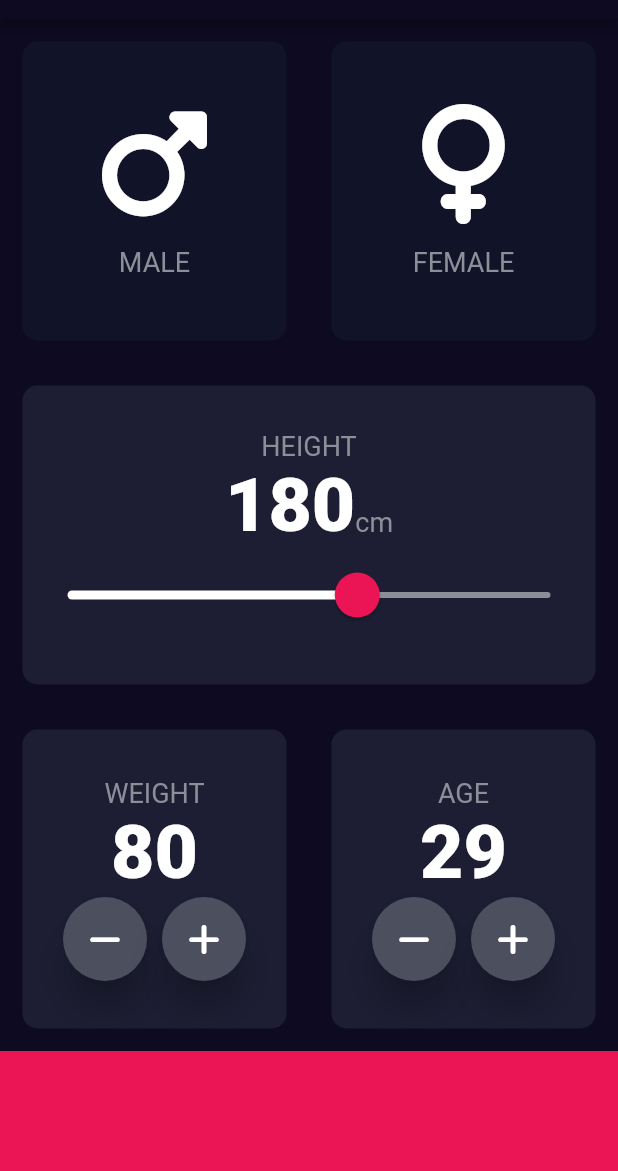
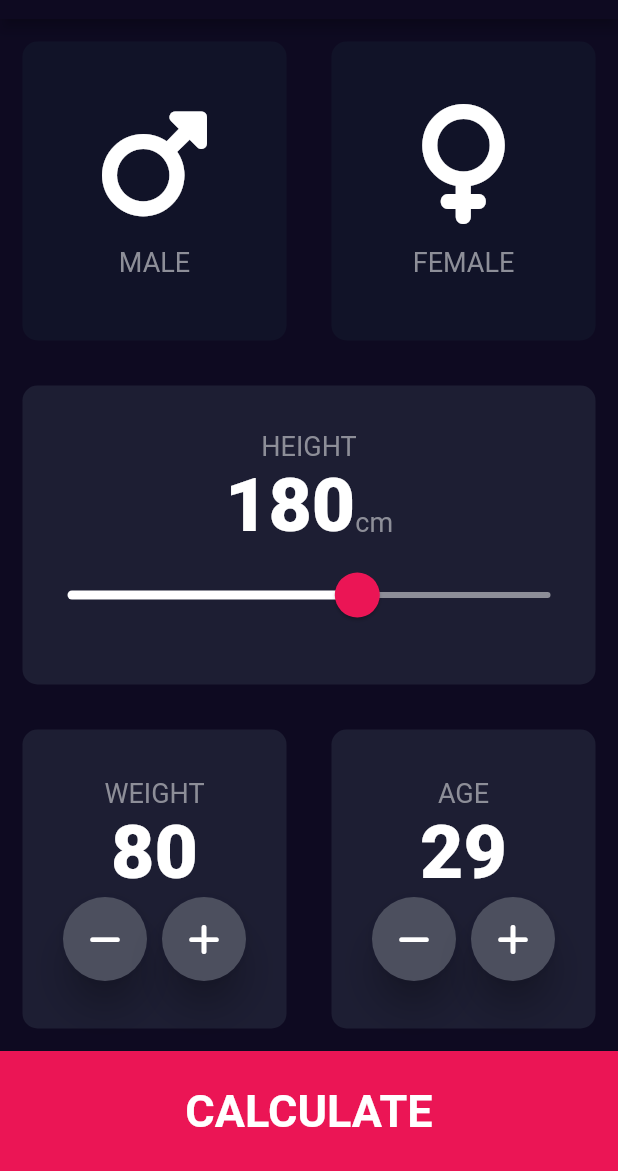
Before and after one commit to ginoliza/flutter_bmi_calculator, a Flutter app: the screen it shows after launch, on a phone screen of 412 x 824 dp, the part 65-1236 px from its top. Run offline on Flutter 3.47's test engine with Material 2 defaults, Android fonts, the phone set to English and light mode, and no system bars; our stand-ins replace font_awesome_flutter.

```diff
--- a/lib/input_page.dart
+++ b/lib/input_page.dart
@@ -3,6 +3,7 @@ import 'package:font_awesome_flutter/font_awesome_flutter.dart';
 import 'icon_content.dart';
 import 'reusable_card.dart';
 import 'constants.dart';
+import 'results_page.dart';
 
 enum Gender { male, female }
 
@@ -207,9 +208,26 @@ class _InputPageState extends State<InputPage> {
               ],
             ),
           ),
-          Container(
-            height: kBottomContainerHeight,
-            color: kBottomContainerColour,
+          GestureDetector(
+            onTap: () {
+              Navigator.push(
+                context,
+                MaterialPageRoute(builder: (context) => ResultsPage()),
+              );
+            },
+            child: Container(
+              height: kBottomContainerHeight,
+              color: kBottomContainerColour,
+              child: Center(
+                child: Text(
+                  "CALCULATE",
+                  style: TextStyle(
+                    fontSize: 30.0,
+                    fontWeight: FontWeight.bold,
+                  ),
+                ),
+              ),
+            ),
           ),
         ],
       ),
--- a/lib/main.dart
+++ b/lib/main.dart
@@ -7,13 +7,13 @@ class BMICalculator extends StatelessWidget {
   @override
   Widget build(BuildContext context) {
     return MaterialApp(
+      debugShowCheckedModeBanner: false,
       theme: ThemeData.dark().copyWith(
         appBarTheme: AppBarTheme(
           color: Color(0xff0e0a21),
         ),
         scaffoldBackgroundColor: Color(0xff0e0a21),
       ),
-      debugShowCheckedModeBanner: false,
       home: InputPage(),
     );
   }
```
Also changed, not shown: lib/results_page.dart (added, +15 -0 lines), 1 other file.
